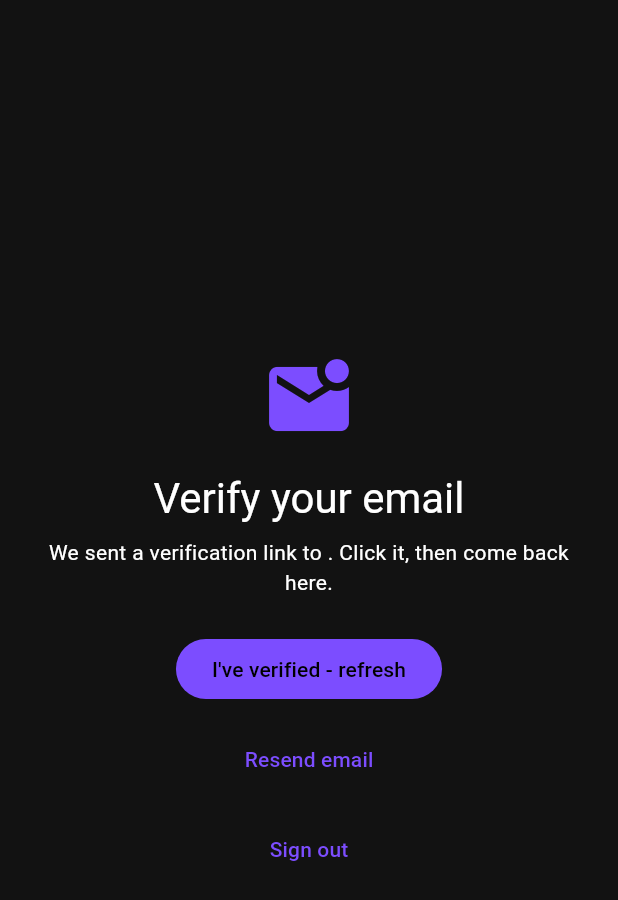
After one commit to standard-archive/preflight-crew-auth, a Flutter app: the VerifyEmailScreen screen opened directly, on a phone screen of 412 x 824 dp. The commit adds this screen. Shown: the top 900 px of the screen. Run offline on Flutter 3.47's test engine with Material 3 defaults, Android fonts, the phone set to English and light mode, and no system bars; our stand-ins replace firebase_auth, firebase_core; accounts and stored records are empty.

Commit message:
Day 12: enforce email verification via userChanges() stream, add VerifyEmailScreen with resend and auto-refresh

```diff
--- /dev/null
+++ b/lib/src/screens/verify_email_screen.dart
@@ -0,0 +1,126 @@
+import "dart:async";
+import "package:flutter/material.dart";
+import "package:firebase_auth/firebase_auth.dart";
+
+class VerifyEmailScreen extends StatefulWidget {
+  const VerifyEmailScreen({super.key});
+
+  @override
+  State<VerifyEmailScreen> createState() => _VerifyEmailScreenState();
+}
+
+class _VerifyEmailScreenState extends State<VerifyEmailScreen> {
+  bool _isSending = false;
+  bool _isChecking = false;
+  String? _message;
+  Timer? _autoCheckTimer;
+
+  @override
+  void initState() {
+    super.initState();
+    _autoCheckTimer = Timer.periodic(const Duration(seconds: 5), (_) {
+      _checkVerified(silent: true);
+    });
+  }
+
+  @override
+  void dispose() {
+    _autoCheckTimer?.cancel();
+    super.dispose();
+  }
+
+  Future<void> _resendEmail() async {
+    setState(() {
+      _isSending = true;
+      _message = null;
+    });
+    try {
+      await FirebaseAuth.instance.currentUser?.sendEmailVerification();
+      setState(() => _message = "Verification email sent again.");
+    } catch (e) {
+      setState(() => _message = "Couldn't resend right now, try again shortly.");
+    } finally {
+      if (mounted) setState(() => _isSending = false);
+    }
+  }
+
+  Future<void> _checkVerified({bool silent = false}) async {
+    if (!silent) setState(() => _isChecking = true);
+    await FirebaseAuth.instance.currentUser?.reload();
+    final refreshedUser = FirebaseAuth.instance.currentUser;
+    if (refreshedUser != null && refreshedUser.emailVerified) {
+      _autoCheckTimer?.cancel();
+      // AuthGate's StreamBuilder will pick this up automatically once
+      // the user object updates, but reload() alone doesn't emit a new
+      // stream event, so we force it by briefly re-signing state.
+      setState(() {});
+    }
+    if (!silent && mounted) {
+      setState(() {
+        _isChecking = false;
+        if (refreshedUser == null || !refreshedUser.emailVerified) {
+          _message = "Still not verified - check your inbox (and spam folder).";
+        }
+      });
+    }
+  }
+
+  @override
+  Widget build(BuildContext context) {
+    final email = FirebaseAuth.instance.currentUser?.email ?? "your email";
+
+    return Scaffold(
+      body: Center(
+        child: Padding(
+          padding: const EdgeInsets.all(24.0),
+          child: ConstrainedBox(
+            constraints: const BoxConstraints(maxWidth: 400),
+            child: Column(
+              mainAxisSize: MainAxisSize.min,
+              children: [
+                Icon(Icons.mark_email_unread,
+                    size: 64, color: Theme.of(context).colorScheme.primary),
+                const SizedBox(height: 16),
+                Text(
+                  "Verify your email",
+                  style: Theme.of(context).textTheme.headlineMedium,
+                  textAlign: TextAlign.center,
+                ),
+                const SizedBox(height: 8),
+                Text(
+                  "We sent a verification link to $email. Click it, then come back here.",
+                  textAlign: TextAlign.center,
+                ),
+                const SizedBox(height: 24),
+                if (_message != null) ...[
+                  Text(_message!, textAlign: TextAlign.center),
+                  const SizedBox(height: 16),
+                ],
+                FilledButton(
+                  onPressed: _isChecking ? null : () => _checkVerified(),
+                  child: _isChecking
+                      ? const SizedBox(
+                          height: 20,
+                          width: 20,
+                          child: CircularProgressIndicator(strokeWidth: 2),
+                        )
+                      : const Text("I've verified - refresh"),
+                ),
+                const SizedBox(height: 12),
+                TextButton(
+                  onPressed: _isSending ? null : _resendEmail,
+                  child: Text(_isSending ? "Sending..." : "Resend email"),
+                ),
+                const SizedBox(height: 12),
+                TextButton(
+                  onPressed: () => FirebaseAuth.instance.signOut(),
+                  child: const Text("Sign out"),
+                ),
+              ],
+            ),
+          ),
+        ),
+      ),
+    );
+  }
+}
```
Also changed, not shown: lib/src/screens/auth_gate.dart (+13 -4 lines).
